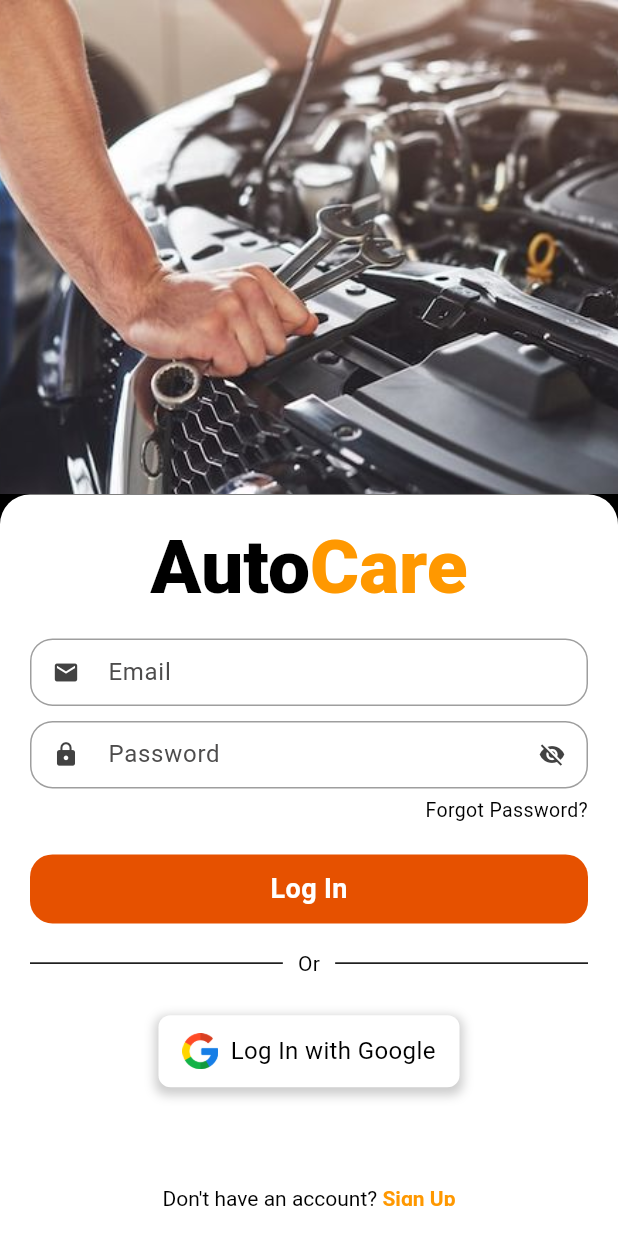
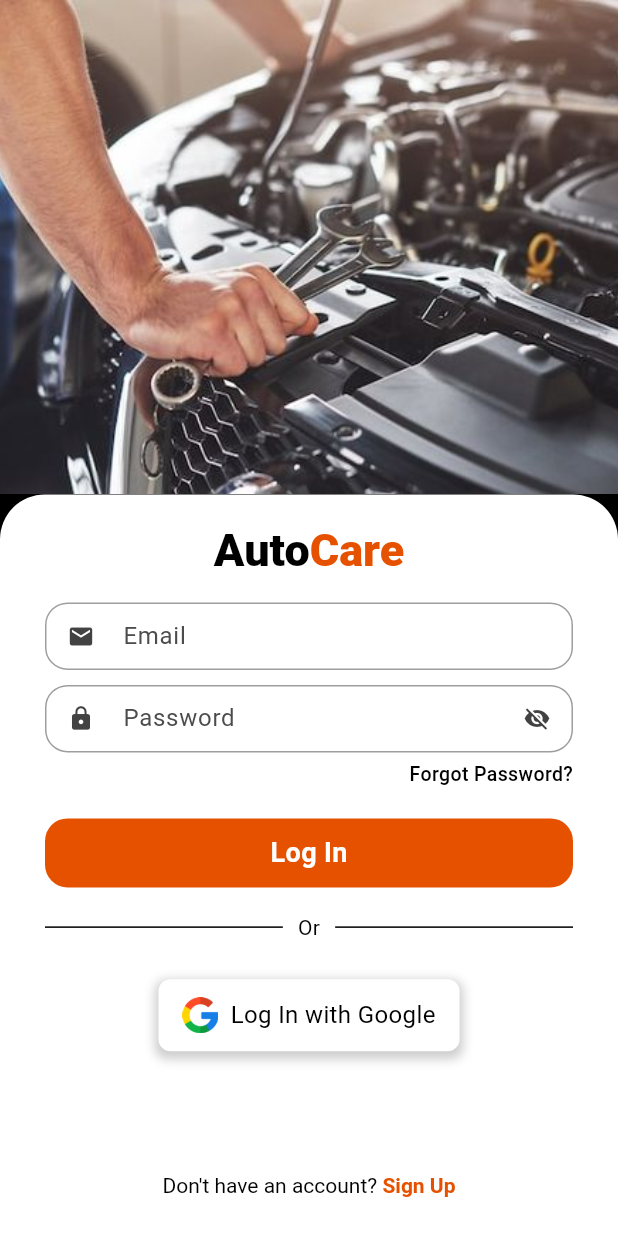
Before and after one commit to TechPyllars2024/AutoCareCarOwners, a Flutter app: the screen it shows after launch, on a phone screen of 412 x 824 dp. Run offline on Flutter 3.47's test engine with Material 3 defaults, Android fonts, the phone set to English and light mode, and no system bars; drawn by our look-alikes of flutter_animate; our stand-ins replace carousel_slider, cloud_firestore, curved_navigation_bar, firebase_auth, firebase_core, firebase_storage and 5 more; missing offline and left inert: flutter_pannable_rating_bar; accounts and stored records are empty.

Commit message:
update: Login page

```diff
--- a/lib/Authentication/screens/login.dart
+++ b/lib/Authentication/screens/login.dart
@@ -102,32 +102,40 @@ class _LoginScreenState extends State<LoginScreen> {
       body: Column(
         crossAxisAlignment: CrossAxisAlignment.center,
         children: <Widget>[
-          const CarImageWidget(
+          Container(
+            child: const CarImageWidget(
+
                 imagePath: 'lib/Authentication/assets/images/repair2.jpg')
                 .animate()
                 .fadeIn(duration: const Duration(seconds: 2)),
+          ),
 
           // Expanded container that stretches to the bottom of the screen
           Expanded(
+
             child: Container(
+              height: MediaQuery.of(context).size.height * 0.6,
               padding: const EdgeInsets.all(20),
               decoration: const BoxDecoration(
                 color: Colors.white,
-                borderRadius: BorderRadius.only(topLeft: Radius.circular(20), topRight: Radius.circular(20)),
+                borderRadius: BorderRadius.only(topLeft: Radius.circular(30), topRight: Radius.circular(30)),
               ),
               child: SingleChildScrollView(
+                child: Padding(
+                  padding: const EdgeInsets.symmetric(horizontal: 10.0),
                   child: Column(
+                    mainAxisSize: MainAxisSize.min,
                     children: <Widget>[
                       Container(
                         margin: const EdgeInsets.only(bottom: 12),
                         child: RichText(
-                        text: const TextSpan(
+                          text:  TextSpan(
                             children: [
-                            TextSpan(
+                              const TextSpan(
                                 text: "Auto",
                                 style: TextStyle(
                                   fontWeight: FontWeight.w900,
-                                fontSize: 50,
+                                  fontSize: 30,
                                   color: Colors.black,
                                 ),
                               ),
@@ -135,8 +143,8 @@ class _LoginScreenState extends State<LoginScreen> {
                                 text: "Care",
                                 style: TextStyle(
                                   fontWeight: FontWeight.w900,
-                                fontSize: 50,
-                                color: Colors.orange,
+                                  fontSize: 30,
+                                  color: Colors.orange.shade900,
                                 ),
                               ),
                             ],
@@ -182,6 +190,7 @@ class _LoginScreenState extends State<LoginScreen> {
                               style: TextStyle(
                                 color: Colors.black,
                                 fontSize: 13,
+                                fontWeight: FontWeight.w500
                               ),
                             ),
                             onTap: () => Navigator.of(context).push(
@@ -216,8 +225,12 @@ class _LoginScreenState extends State<LoginScreen> {
                       ),
 
                       // Already have an account? Log In
-                    const SizedBox(height: 50),
-                    TextButton(
+
+                      SizedBox(height: size.height * 0.07),
+
+                      Padding(
+                        padding: const EdgeInsets.only(top: 8),
+                        child: TextButton(
                           onPressed: () {
                             // Handle navigation to login screen
                           },
@@ -228,8 +241,8 @@ class _LoginScreenState extends State<LoginScreen> {
                               children: <TextSpan>[
                                 TextSpan(
                                   text: 'Sign Up',
-                              style: const TextStyle(
-                                color: Colors.orange,
+                                  style:  TextStyle(
+                                    color: Colors.orange.shade900,
                                     fontWeight: FontWeight.bold,
                                   ),
                                   recognizer: TapGestureRecognizer()
@@ -247,7 +260,9 @@ class _LoginScreenState extends State<LoginScreen> {
                             ),
                           ),
                         ),
+                      ),
                     ],
+                  ),
                 ),
               ),
             ).animate().slide(
```
Lines whose indentation alone changed are shown as unchanged.
